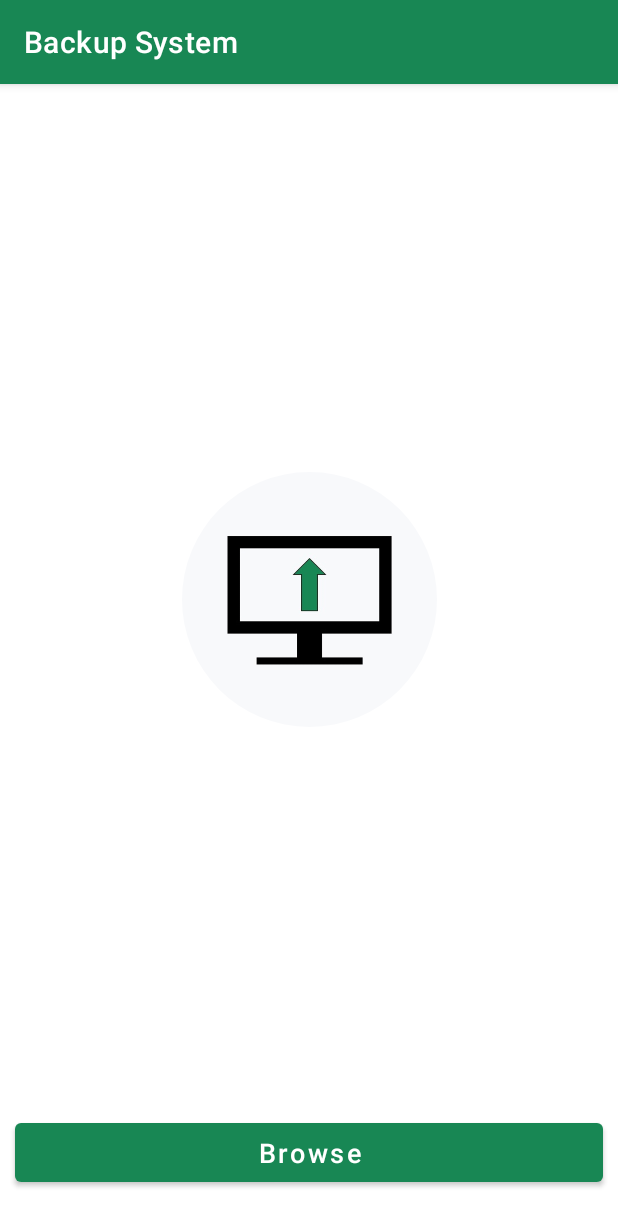
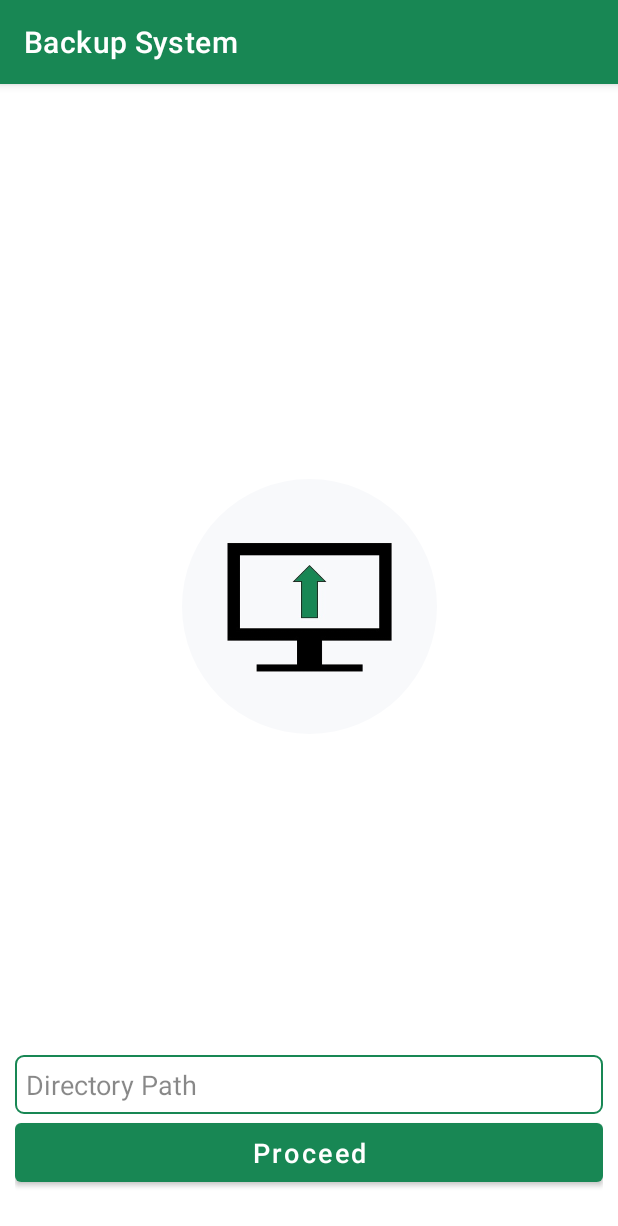
Before and after one commit to ayushskmaurya/Backup-System, an Android app: the screen it shows after launch (MainActivity), on a phone screen of 412 x 824 dp. Shown: the top 1226 px of the screen. Run offline under Robolectric (Android 15) with nearby library versions, the phone set to English and light mode, and no system bars.

Commit message:
Taking directory path as input.

```diff
--- a/Android-Application/app/src/main/AndroidManifest.xml
+++ b/Android-Application/app/src/main/AndroidManifest.xml
@@ -1,6 +1,8 @@
 <?xml version="1.0" encoding="utf-8"?>
 <manifest xmlns:android="http://schemas.android.com/apk/res/android"
     package="com.mayush.backupsystem">
+
+    <uses-permission android:name="android.permission.READ_EXTERNAL_STORAGE" />
 
     <application
         android:allowBackup="true"
@@ -16,6 +18,7 @@
                 <category android:name="android.intent.category.LAUNCHER" />
             </intent-filter>
         </activity>
+        <activity android:name=".BackupActivity" />
     </application>
 
 </manifest>
--- /dev/null
+++ b/Android-Application/app/src/main/res/drawable/bg_input_fields.xml
@@ -0,0 +1,18 @@
+<?xml version="1.0" encoding="utf-8"?>
+<selector xmlns:android="http://schemas.android.com/apk/res/android">
+    <item android:state_focused="false">
+        <shape android:shape="rectangle">
+            <solid android:color="@color/white" />
+            <corners android:radius="5dp" />
+            <stroke android:width="1px" android:color="@color/green" />
+        </shape>
+    </item>
+
+    <item android:state_focused="true">
+        <shape android:shape="rectangle">
+            <solid android:color="@color/white" />
+            <corners android:radius="5dp" />
+            <stroke android:width="2px" android:color="@color/green" />
+        </shape>
+    </item>
+</selector>
--- /dev/null
+++ b/Android-Application/app/src/main/res/drawable/cursor_color.xml
@@ -0,0 +1,5 @@
+<?xml version="1.0" encoding="utf-8"?>
+<shape xmlns:android="http://schemas.android.com/apk/res/android" android:shape="rectangle">
+    <size android:width="1dp" />
+    <solid android:color="@color/green" />
+</shape>
--- a/Android-Application/app/src/main/res/layout/activity_main.xml
+++ b/Android-Application/app/src/main/res/layout/activity_main.xml
@@ -5,28 +5,44 @@
     android:layout_width="match_parent"
     android:layout_height="match_parent"
     android:background="@color/white"
+    android:padding="10dp"
     tools:context=".MainActivity">
 
     <com.google.android.material.imageview.ShapeableImageView
         android:id="@+id/logo_activityMain"
         android:layout_width="170dp"
         android:layout_height="170dp"
-        app:layout_constraintBottom_toTopOf="@+id/browse_activityMain"
+        app:layout_constraintBottom_toTopOf="@+id/proceed_activityMain"
         app:layout_constraintEnd_toEndOf="parent"
         app:layout_constraintStart_toStartOf="parent"
         app:layout_constraintTop_toTopOf="parent"
         app:shapeAppearanceOverlay="@style/circular"
         app:srcCompat="@drawable/logo" />
 
-    <Button
-        android:id="@+id/browse_activityMain"
+    <EditText
+        android:id="@+id/dirPath_activityMain"
         android:layout_width="match_parent"
         android:layout_height="wrap_content"
-        android:layout_marginStart="10dp"
-        android:layout_marginEnd="10dp"
-        android:layout_marginBottom="30dp"
+        android:background="@drawable/bg_input_fields"
+        android:hint="@string/dir_path"
+        android:importantForAutofill="no"
+        android:inputType="text"
         android:padding="7dp"
-        android:text="@string/browse"
+        android:textColor="@color/black"
+        android:textColorHint="@color/text_hint"
+        android:textCursorDrawable="@drawable/cursor_color"
+        android:textSize="18sp"
+        app:layout_constraintBottom_toTopOf="@+id/proceed_activityMain"
+        app:layout_constraintEnd_toEndOf="parent"
+        app:layout_constraintStart_toStartOf="parent" />
+
+    <Button
+        android:id="@+id/proceed_activityMain"
+        android:layout_width="match_parent"
+        android:layout_height="wrap_content"
+        android:layout_marginBottom="20dp"
+        android:padding="7dp"
+        android:text="@string/proceed"
         android:textAllCaps="false"
         android:textColor="@color/white"
         android:textSize="18sp"
--- a/Android-Application/app/src/main/res/values/colors.xml
+++ b/Android-Application/app/src/main/res/values/colors.xml
@@ -9,5 +9,6 @@
     <color name="white">#FFFFFFFF</color>
 
     <color name="green">#FF188754</color>
-    <color name="grey">#FFF8F9FB</color>
+
+    <color name="text_hint">#77000000</color>
 </resources>
--- a/Android-Application/app/src/main/res/values/strings.xml
+++ b/Android-Application/app/src/main/res/values/strings.xml
@@ -1,5 +1,6 @@
 <resources>
     <string name="app_name">Backup System</string>
 
-    <string name="browse">Browse</string>
+    <string name="dir_path">Directory Path</string>
+    <string name="proceed">Proceed</string>
 </resources>
```
Also changed, not shown: Android-Application/app/src/main/java/com/mayush/backupsystem/BackupActivity.java (added, +22 -0 lines), Android-Application/app/src/main/java/com/mayush/backupsystem/MainActivity.java (+40 -0 lines), Android-Application/app/src/main/res/drawable/icon_folder.xml (added, +9 -0 lines), Android-Application/app/src/main/res/layout/activity_backup.xml (added, +52 -0 lines).
